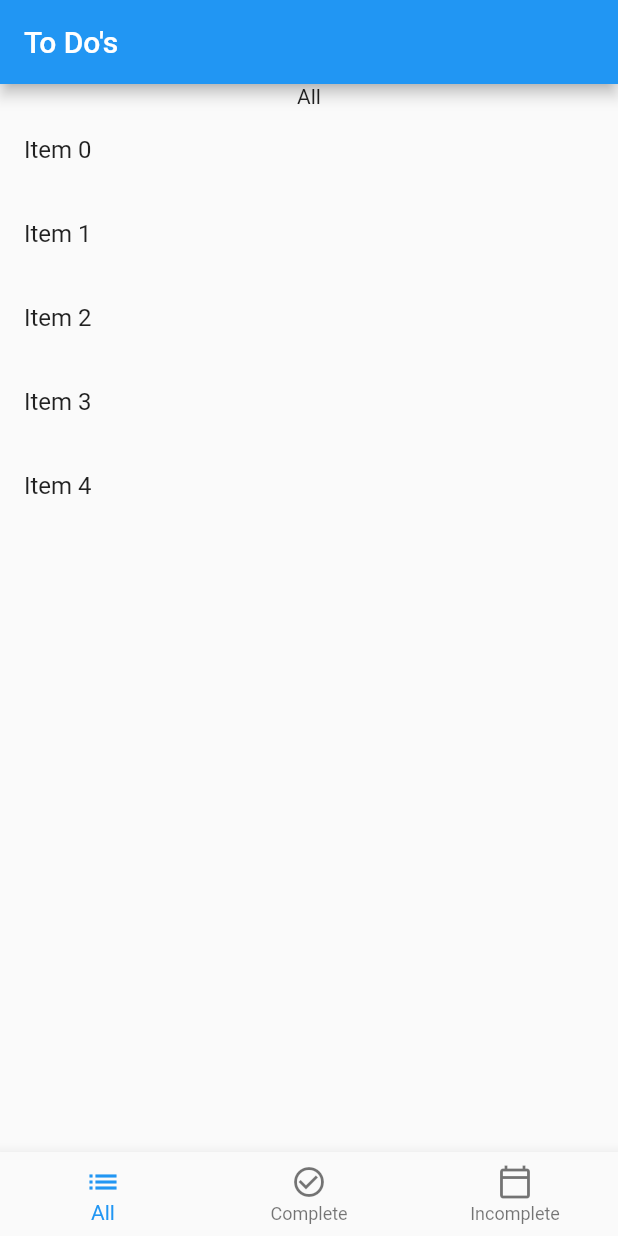
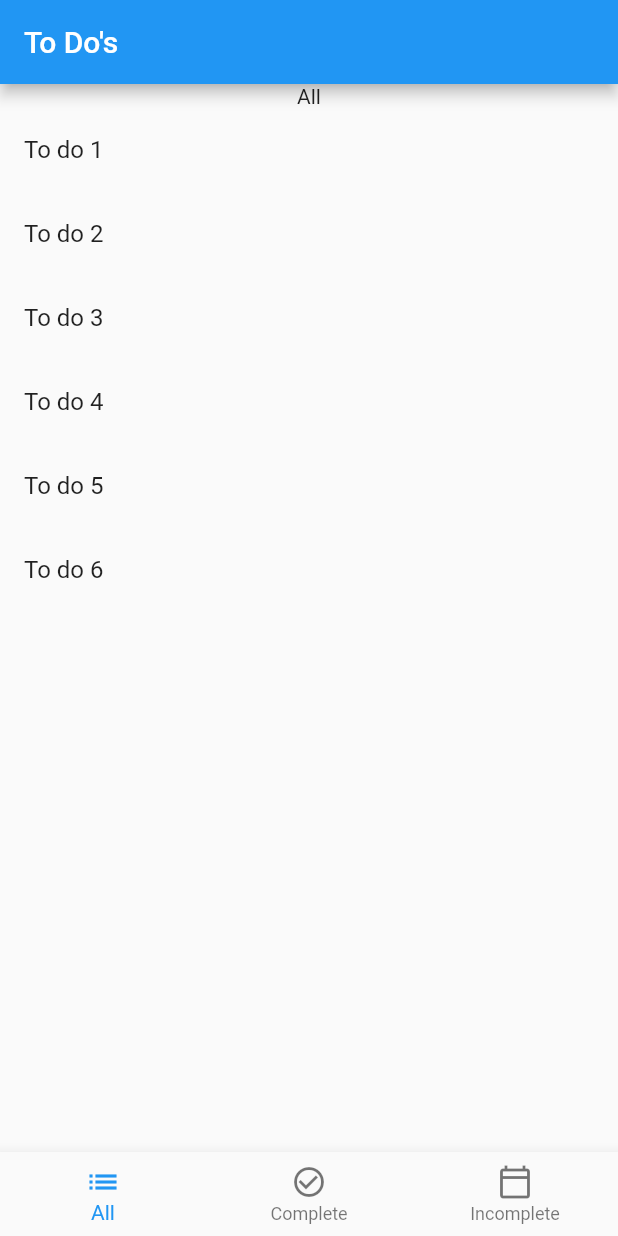
Before and after one commit to NoelieChristyCatolin/todo_list, a Flutter app: the screen it shows after launch, on a phone screen of 412 x 824 dp. Run offline on Flutter 3.47's test engine with Material 2 defaults, Android fonts, the phone set to English and light mode, and no system bars; our stand-ins replace flutter_bloc, freezed_annotation; generated files the repository leaves out were written again.

Commit message:
added bloc woith mock data

```diff
--- /dev/null
+++ b/lib/TodoRepository.dart
@@ -0,0 +1,17 @@
+import 'package:todo_list/models/todo.dart';
+
+class TodoRepository {
+  TodoRepository();
+
+  List<Todo> getTodos(){
+    List<Todo> _todos = [
+      Todo(item: 'To do 1'),
+      Todo(item: 'To do 2'),
+      Todo(item: 'To do 3'),
+      Todo(item: 'To do 4'),
+      Todo(item: 'To do 5'),
+      Todo(item: 'To do 6'),
+    ];
+    return _todos;
+  }
+}
--- /dev/null
+++ b/lib/bloc/todo_cubit.dart
@@ -0,0 +1,16 @@
+import 'package:flutter_bloc/flutter_bloc.dart';
+import 'package:todo_list/TodoRepository.dart';
+import 'package:todo_list/bloc/todo_state.dart';
+
+class TodoCubit extends Cubit<TodoState> {
+  TodoCubit({required this.todoRepository}) : super(TodoState()){
+    getTodos();
+  }
+
+  final TodoRepository todoRepository;
+
+  void getTodos(){
+    emit(state.copyWith(todos: todoRepository.getTodos()));
+  }
+
+}
--- /dev/null
+++ b/lib/bloc/todo_state.dart
@@ -0,0 +1,11 @@
+import 'package:freezed_annotation/freezed_annotation.dart';
+import 'package:todo_list/models/todo.dart';
+
+part 'todo_state.freezed.dart';
+
+@freezed
+class TodoState with _$TodoState {
+  factory TodoState({
+    @Default([]) List<Todo> todos,
+  }) = _TodoState;
+}
--- a/lib/main.dart
+++ b/lib/main.dart
@@ -1,4 +1,7 @@
 import 'package:flutter/material.dart';
+import 'package:flutter_bloc/flutter_bloc.dart';
+import 'package:todo_list/TodoRepository.dart';
+import 'package:todo_list/bloc/todo_cubit.dart';
 import 'package:todo_list/screens/todo_screen.dart';
 
 void main() {
@@ -11,21 +14,15 @@ class MyApp extends StatelessWidget {
   // This widget is the root of your application.
   @override
   Widget build(BuildContext context) {
-    return MaterialApp(
-      title: 'Flutter Demo',
-      theme: ThemeData(
-        // This is the theme of your application.
-        //
-        // Try running your application with "flutter run". You'll see the
-        // application has a blue toolbar. Then, without quitting the app, try
-        // changing the primarySwatch below to Colors.green and then invoke
-        // "hot reload" (press "r" in the console where you ran "flutter run",
-        // or simply save your changes to "hot reload" in a Flutter IDE).
-        // Notice that the counter didn't reset back to zero; the application
-        // is not restarted.
-        primarySwatch: Colors.blue,
+    return BlocProvider(
+      create: (_) => TodoCubit(todoRepository: TodoRepository()),
+      child: MaterialApp(
+          title: 'Flutter Demo',
+          theme: ThemeData(
+            primarySwatch: Colors.blue,
+          ),
+          home: const TodoScreen()
       ),
-      home: const TodoScreen()
     );
   }
 }
--- /dev/null
+++ b/lib/models/status.dart
@@ -0,0 +1,4 @@
+enum Status {
+  complete,
+  incomplete
+}
--- /dev/null
+++ b/lib/models/todo.dart
@@ -0,0 +1,7 @@
+import 'package:todo_list/models/Status.dart';
+
+class Todo{
+  Todo({required this.item, this.status = Status.incomplete,});
+  final String item;
+  final Status status;
+}
--- a/lib/screens/list_screen.dart
+++ b/lib/screens/list_screen.dart
@@ -1,5 +1,8 @@
 import 'package:flutter/cupertino.dart';
 import 'package:flutter/material.dart';
+import 'package:flutter_bloc/flutter_bloc.dart';
+import 'package:todo_list/bloc/todo_cubit.dart';
+import 'package:todo_list/bloc/todo_state.dart';
 
 class ListScreen extends StatelessWidget {
   const ListScreen({required this.title}) : super();
@@ -8,16 +11,18 @@ class ListScreen extends StatelessWidget {
 
   @override
   Widget build(BuildContext context) {
-    return Column(
+    return BlocBuilder<TodoCubit, TodoState>(
+      builder: (context, state) =>  Column(
         children: [
           Text(title),
           Expanded(
             child: ListView.builder(
-            itemCount: 5,
+                itemCount: state.todos.length,
                 itemBuilder: (context, index) => ListTile(
-              title: Text('Item $index'),)),
+                  title: Text(state.todos[index].item),)),
           ),
         ],
+      ),
     );
   }
 }
--- a/lib/screens/todo_screen.dart
+++ b/lib/screens/todo_screen.dart
@@ -1,4 +1,7 @@
 import 'package:flutter/material.dart';
+import 'package:flutter_bloc/flutter_bloc.dart';
+import 'package:todo_list/bloc/todo_cubit.dart';
+import 'package:todo_list/bloc/todo_state.dart';
 import 'package:todo_list/screens/list_screen.dart';
 
 class TodoScreen extends StatefulWidget {
@@ -14,23 +17,12 @@ class _TodoScreenState extends State<TodoScreen> {
     ListScreen(title: 'All',),
     ListScreen(title: 'Complete',),
     ListScreen(title: 'Incomplete',),
-    // Container(
-    //   child: const Text('Screen 1'),
-    //   color: Colors.lightBlue,
-    // ),
-    // Container(
-    //   child: const Text('Screen 2'),
-    //   color: Colors.lightBlue,
-    // ),
-    // Container(
-    //   child: const Text('Screen 3'),
-    //   color: Colors.lightBlue,
-    // ),
   ];
 
   @override
   Widget build(BuildContext context) {
-    return Scaffold(
+    return BlocBuilder<TodoCubit, TodoState>(
+      builder: (context, state) => Scaffold(
         appBar: AppBar(title: Text("To Do's"),),
         body: navigationScreens.elementAt(_selectedindex),
         bottomNavigationBar: BottomNavigationBar(
@@ -43,6 +35,7 @@ class _TodoScreenState extends State<TodoScreen> {
           selectedItemColor: Colors.blue,
           onTap: onItemTapped,
         ),
+      ),
     );
   }
 
--- a/pubspec.yaml
+++ b/pubspec.yaml
@@ -34,6 +34,11 @@ dependencies:
   # The following adds the Cupertino Icons font to your application.
   # Use with the CupertinoIcons class for iOS style icons.
   cupertino_icons: ^1.0.2
+
+  flutter_bloc: ^8.0.0
+  freezed: ^1.0.0
+  freezed_annotation: 1.0.0
+  build_runner: ^2.1.5
 
 dev_dependencies:
   flutter_test:
```
Also changed, not shown: pubspec.lock. Lines whose indentation alone changed are shown as unchanged.
